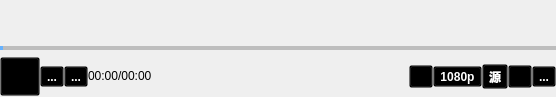
Qt form src/ui/player/videoSettingView.ui (BusyStudent/QZood) before a commit.
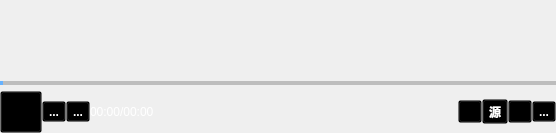
The same form after that commit. Icons and pictures are not drawn.

Commit message: [ui][video][4/n] connect player,default behavior,customizeTitleWidget behavior

Diff of the .ui file:
```diff
--- a/src/ui/player/videoSettingView.ui
+++ b/src/ui/player/videoSettingView.ui
@@ -7,7 +7,7 @@
     <x>0</x>
     <y>0</y>
     <width>556</width>
-    <height>97</height>
+    <height>133</height>
    </rect>
   </property>
   <property name="sizePolicy">
@@ -20,15 +20,19 @@
    <string>Form</string>
   </property>
   <property name="styleSheet">
-   <string notr="true">QSlider#videoProgressBar {
-}
-QSlider#videoProgressBar::groove {
+   <string notr="true">QSlider#videoProgressBar::groove {
 	border: none;
     height: 4px; 
     background: #A0A0A0A0; 
     margin: 1px -7px;
 }
 
+QListWidget#infoBoard {
+	border: none;
+	background: transparent;
+	color: white;
+}
+
 QSlider#videoProgressBar::handle	{
     background: transparent;
     border: none;
@@ -55,6 +59,17 @@
 	background: transparent;
 	color: white;
 	font-weight: bold;
+}
+
+QToolButton#playerButton {
+	image: url(:/icons/play_white.png);
+}
+
+QToolButton#playerButton:checked {
+	image: url(:/icons/pause_white.png);
+}
+QLabel#videoTimeLabel {
+	color:white;
 }</string>
   </property>
   <layout class="QVBoxLayout" name="verticalLayout">
@@ -92,9 +107,21 @@
        <number>0</number>
       </property>
       <item>
-       <widget class="QLabel" name="infoLabel">
-        <property name="text">
-         <string/>
+       <widget class="QListWidget" name="infoBoard">
+        <property name="sizePolicy">
+         <sizepolicy hsizetype="Expanding" vsizetype="Preferred">
+          <horstretch>0</horstretch>
+          <verstretch>0</verstretch>
+         </sizepolicy>
+        </property>
+        <property name="verticalScrollBarPolicy">
+         <enum>Qt::ScrollBarAlwaysOff</enum>
+        </property>
+        <property name="horizontalScrollBarPolicy">
+         <enum>Qt::ScrollBarAlwaysOff</enum>
+        </property>
+        <property name="batchSize">
+         <number>10</number>
         </property>
        </widget>
       </item>
@@ -110,10 +137,16 @@
    </item>
    <item>
     <widget class="QWidget" name="settingBar" native="true">
+     <property name="sizePolicy">
+      <sizepolicy hsizetype="Preferred" vsizetype="Preferred">
+       <horstretch>0</horstretch>
+       <verstretch>0</verstretch>
+      </sizepolicy>
+     </property>
      <property name="minimumSize">
       <size>
        <width>0</width>
-       <height>30</height>
+       <height>42</height>
       </size>
      </property>
      <layout class="QHBoxLayout" name="horizontalLayout_2">
@@ -132,8 +165,14 @@
       <property name="bottomMargin">
        <number>0</number>
       </property>
-      <item>
+      <item alignment="Qt::AlignVCenter">
        <widget class="QToolButton" name="playerButton">
+        <property name="minimumSize">
+         <size>
+          <width>42</width>
+          <height>42</height>
+         </size>
+        </property>
         <property name="text">
          <string/>
         </property>
@@ -147,6 +186,9 @@
           <height>32</height>
          </size>
         </property>
+        <property name="checkable">
+         <bool>false</bool>
+        </property>
        </widget>
       </item>
       <item>
@@ -202,16 +244,8 @@
         <property name="text">
          <string/>
         </property>
-        <property name="icon">
-         <iconset resource="../../../resources/resources.qrc">
-          <normaloff>:/icons/volume_3_white.png</normaloff>:/icons/volume_3_white.png</iconset>
-        </property>
-       </widget>
-      </item>
-      <item>
-       <widget class="QToolButton" name="clarityButton">
-        <property name="text">
-         <string>1080p</string>
+        <property name="checkable">
+         <bool>true</bool>
         </property>
        </widget>
       </item>
```
Left out of the diff: 4 changed lines with no effect on the pictures. The commit also changes 17 other files.
